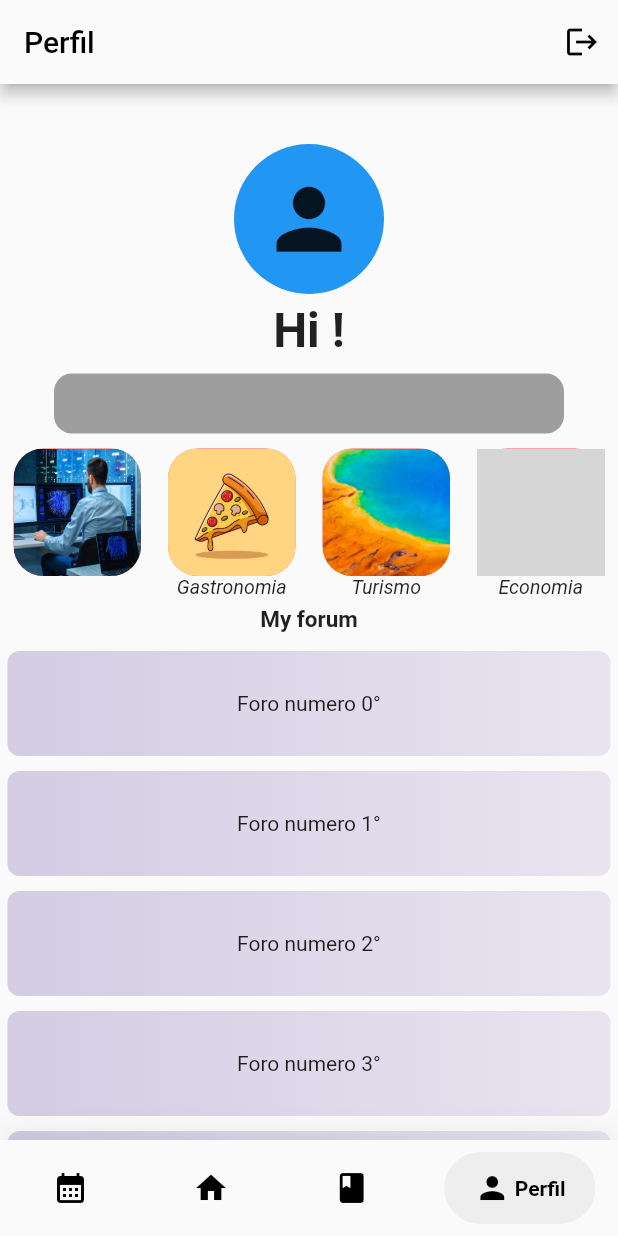
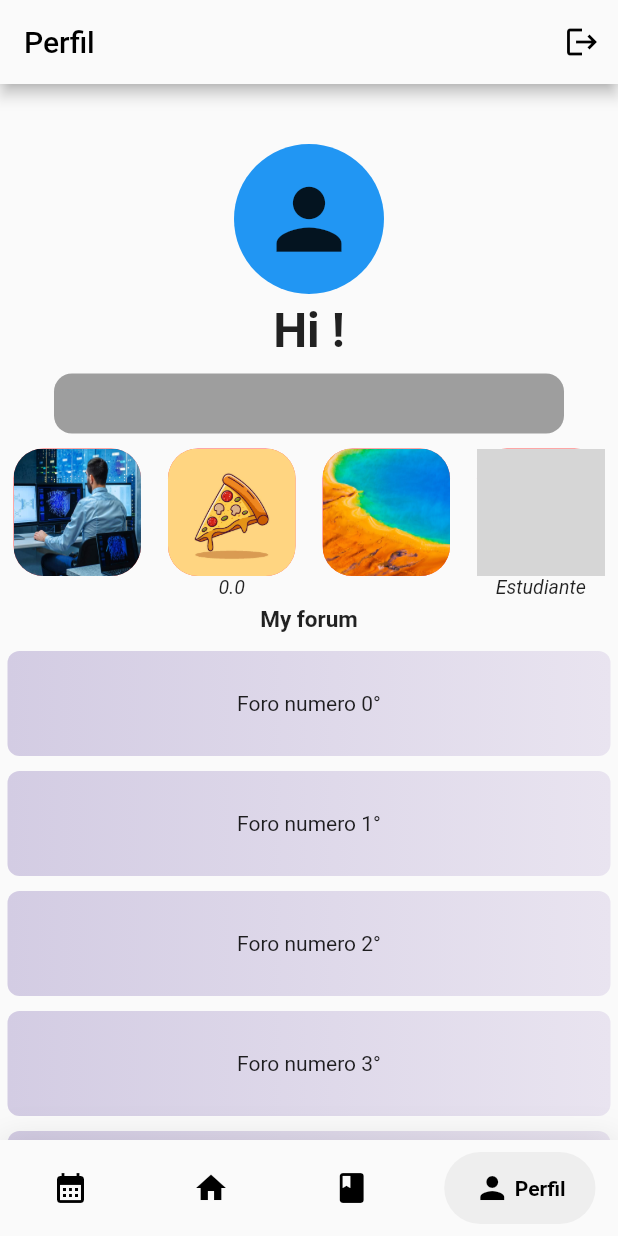
Before and after one commit to jmac-94/uforux, a Flutter app: the screen it shows once a user with an empty profile is signed in, item 4 of the bottom bar chosen, on a phone screen of 412 x 824 dp. Run offline on Flutter 3.47's test engine with Material 2 defaults, Android fonts, the phone set to English and light mode, and no system bars; drawn by our look-alikes of google_nav_bar; our stand-ins replace cloud_firestore, faker, file_picker, firebase_auth, firebase_core, firebase_storage and 4 more; accounts and stored records are empty; grey boxes are pictures that could not be loaded.

Commit message:
feat: Profile shows User degree, score, semester and if it's assesor or not.

```diff
--- a/lib/screens/home/books.dart
+++ b/lib/screens/home/books.dart
@@ -8,8 +8,7 @@ class Books extends StatefulWidget {
   const Books({super.key, required this.user});
 
   @override
-  // ignore: library_private_types_in_public_api
-  _BooksState createState() => _BooksState();
+  State<Books> createState() => _BooksState();
 }
 
 class _BooksState extends State<Books> {
--- a/lib/screens/home/calendar.dart
+++ b/lib/screens/home/calendar.dart
@@ -9,8 +9,7 @@ class Calendar extends StatefulWidget {
   const Calendar({super.key, required this.user});
 
   @override
-  // ignore: library_private_types_in_public_api
-  _CalendarState createState() => _CalendarState();
+  State<Calendar> createState() => _CalendarState();
 }
 
 class _CalendarState extends State<Calendar> {
--- a/lib/screens/home/home.dart
+++ b/lib/screens/home/home.dart
@@ -15,8 +15,7 @@ class Home extends StatefulWidget {
   const Home({super.key, required this.user});
 
   @override
-  // ignore: library_private_types_in_public_api
-  _HomeState createState() => _HomeState();
+  State<Home> createState() => _HomeState();
 }
 
 class _HomeState extends State<Home> {
--- a/lib/screens/home/main_screen.dart
+++ b/lib/screens/home/main_screen.dart
@@ -13,9 +13,9 @@ class MainScreen extends StatefulWidget {
     super.key,
     required this.user,
   });
+
   @override
-  // ignore: library_private_types_in_public_api
-  _MainScreenState createState() => _MainScreenState();
+  State<MainScreen> createState() => _MainScreenState();
 }
 
 class _MainScreenState extends State<MainScreen> {
--- a/lib/screens/home/profile.dart
+++ b/lib/screens/home/profile.dart
@@ -4,6 +4,8 @@ import 'package:flutter/material.dart';
 import 'package:uforuxpi3/models/app_user.dart';
 import 'package:uforuxpi3/services/auth.dart';
 import 'package:uforuxpi3/services/database.dart';
+import 'package:uforuxpi3/widgets/profile_box.dart';
+import 'package:uforuxpi3/widgets/profile_picture.dart';
 
 class Profile extends StatefulWidget {
   final AppUser user;
@@ -11,8 +13,7 @@ class Profile extends StatefulWidget {
   const Profile({super.key, required this.user});
 
   @override
-  // ignore: library_private_types_in_public_api
-  _ProfileState createState() => _ProfileState();
+  State<Profile> createState() => _ProfileState();
 }
 
 class _ProfileState extends State<Profile> {
@@ -54,7 +55,7 @@ class _ProfileState extends State<Profile> {
                   const SizedBox(
                     height: 40,
                   ),
-                  MyProfile(),
+                  const ProfilePicture(),
                   const SizedBox(
                     height: 5,
                   ),
@@ -86,21 +87,21 @@ class _ProfileState extends State<Profile> {
                   Row(
                     mainAxisAlignment: MainAxisAlignment.spaceAround,
                     children: [
-                      ProfileBoxes(
+                      ProfileBox(
                         path: "assets/images/CS.jpg",
                         carrera: loggedUser.degree ?? '',
                       ),
-                      const ProfileBoxes(
+                      ProfileBox(
                         path: "assets/images/cm5.jpeg",
-                        carrera: "Gastronomia",
+                        carrera: "${loggedUser.score ?? ''}",
                       ),
-                      const ProfileBoxes(
+                      ProfileBox(
                         path: "assets/images/cm6.jpeg",
-                        carrera: "Turismo",
+                        carrera: loggedUser.entrySemester ?? '',
                       ),
-                      const ProfileBoxes(
+                      ProfileBox(
                         path: "assets/images/cm8.jpeg",
-                        carrera: "Economia",
+                        carrera: getCarrera(),
                       ),
                     ],
                   ),
@@ -154,57 +155,12 @@ class _ProfileState extends State<Profile> {
     );
   }
 
-  // ignore: non_constant_identifier_names
-  Center MyProfile() {
-    return Center(
-      child: Container(
-        width: 100,
-        height: 100,
-        decoration: const BoxDecoration(
-          color: Colors.blue,
-          shape: BoxShape.circle,
-        ),
-        child: const Icon(
-          Icons.person,
-          size: 65,
-        ),
-      ),
-    );
+  String getCarrera() {
+    if (loggedUser.assesor == true) {
+      return 'Estudiante y asesor';
+    } else if (loggedUser.assesor == false) {
+      return 'Estudiante';
+    }
+    return '';
   }
 }
-
-class ProfileBoxes extends StatelessWidget {
-  final String path;
-  final String carrera;
-  const ProfileBoxes({super.key, required this.path, required this.carrera});
-
-  @override
-  Widget build(BuildContext context) {
-    return Column(
-      children: [
-        Container(
-          width: 85,
-          height: 85,
-          decoration: BoxDecoration(
-            color: Colors.redAccent,
-            borderRadius: BorderRadius.circular(20),
-            image: DecorationImage(
-              image: AssetImage(
-                path,
-              ),
-              fit: BoxFit.fill,
-            ),
-          ),
-        ),
-        Text(
-          carrera,
-          maxLines: 4,
-          style: const TextStyle(
-            fontSize: 13,
-            fontStyle: FontStyle.italic,
-          ),
-        ),
-      ],
-    );
-  }
-}
--- /dev/null
+++ b/lib/widgets/profile_box.dart
@@ -0,0 +1,37 @@
+import 'package:flutter/material.dart';
+
+class ProfileBox extends StatelessWidget {
+  final String path;
+  final String carrera;
+  const ProfileBox({super.key, required this.path, required this.carrera});
+
+  @override
+  Widget build(BuildContext context) {
+    return Column(
+      children: [
+        Container(
+          width: 85,
+          height: 85,
+          decoration: BoxDecoration(
+            color: Colors.redAccent,
+            borderRadius: BorderRadius.circular(20),
+            image: DecorationImage(
+              image: AssetImage(
+                path,
+              ),
+              fit: BoxFit.fill,
+            ),
+          ),
+        ),
+        Text(
+          carrera,
+          maxLines: 4,
+          style: const TextStyle(
+            fontSize: 13,
+            fontStyle: FontStyle.italic,
+          ),
+        ),
+      ],
+    );
+  }
+}
--- /dev/null
+++ b/lib/widgets/profile_picture.dart
@@ -0,0 +1,23 @@
+import 'package:flutter/material.dart';
+
+class ProfilePicture extends StatelessWidget {
+  const ProfilePicture({super.key});
+
+  @override
+  Widget build(BuildContext context) {
+    return Center(
+      child: Container(
+        width: 100,
+        height: 100,
+        decoration: const BoxDecoration(
+          color: Colors.blue,
+          shape: BoxShape.circle,
+        ),
+        child: const Icon(
+          Icons.person,
+          size: 65,
+        ),
+      ),
+    );
+  }
+}
```
